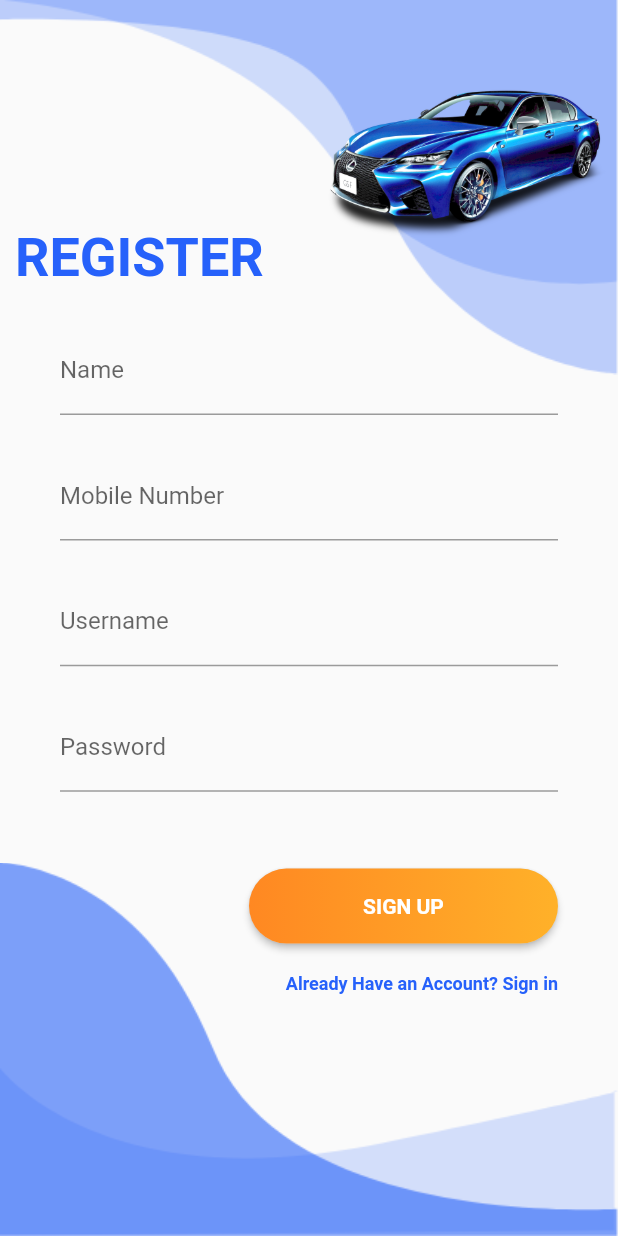
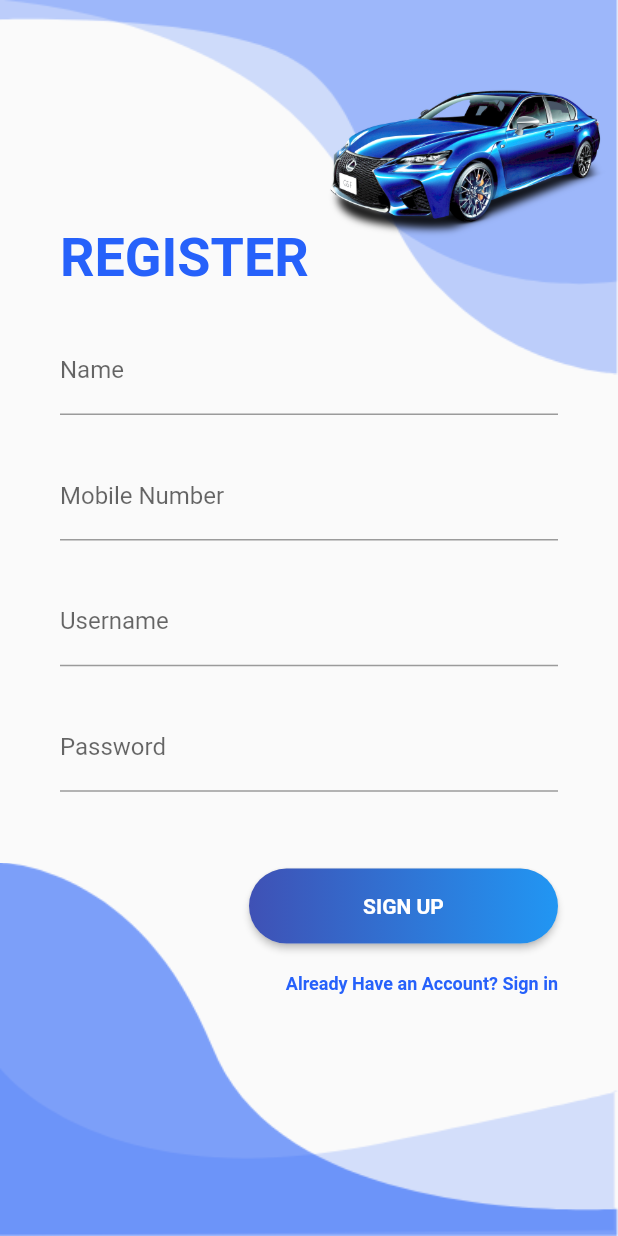
Before and after one commit to javedmughal-058/vehicle_management_app_in_flutter, a Flutter app: the RegisterScreen screen opened directly, on a phone screen of 412 x 824 dp. Run offline on Flutter 3.47's test engine with Material 2 defaults, Android fonts, the phone set to English and light mode, and no system bars; our stand-ins replace animated_text_kit, carousel_slider, flutter_rating_bar, google_fonts, google_maps_flutter, location; missing offline and left inert: flutter_phone_direct_caller.

Commit message:
Update register.dart

```diff
--- a/lib/Admin/Screens/register/register.dart
+++ b/lib/Admin/Screens/register/register.dart
@@ -13,8 +13,8 @@ class RegisterScreen extends StatelessWidget {
           mainAxisAlignment: MainAxisAlignment.center,
           children: <Widget>[
             Container(
-               alignment: Alignment.centerLeft,
-              padding: EdgeInsets.symmetric(horizontal: 10),
+              alignment: Alignment.centerLeft,
+              padding: EdgeInsets.symmetric(horizontal: 40),
               child: Text(
                 "REGISTER",
                 style: TextStyle(
@@ -25,7 +25,9 @@ class RegisterScreen extends StatelessWidget {
                 textAlign: TextAlign.left,
               ),
             ),
+
             SizedBox(height: size.height * 0.03),
+
             Container(
               alignment: Alignment.center,
               margin: EdgeInsets.symmetric(horizontal: 40),
@@ -35,7 +37,9 @@ class RegisterScreen extends StatelessWidget {
                 ),
               ),
             ),
+
             SizedBox(height: size.height * 0.03),
+
             Container(
               alignment: Alignment.center,
               margin: EdgeInsets.symmetric(horizontal: 40),
@@ -45,7 +49,9 @@ class RegisterScreen extends StatelessWidget {
                 ),
               ),
             ),
+
             SizedBox(height: size.height * 0.03),
+
             Container(
               alignment: Alignment.center,
               margin: EdgeInsets.symmetric(horizontal: 40),
@@ -55,7 +61,9 @@ class RegisterScreen extends StatelessWidget {
                 ),
               ),
             ),
+
             SizedBox(height: size.height * 0.03),
+
             Container(
               alignment: Alignment.center,
               margin: EdgeInsets.symmetric(horizontal: 40),
@@ -66,7 +74,9 @@ class RegisterScreen extends StatelessWidget {
                 obscureText: true,
               ),
             ),
+
             SizedBox(height: size.height * 0.05),
+
             Container(
               alignment: Alignment.centerRight,
               margin: EdgeInsets.symmetric(horizontal: 40, vertical: 10),
@@ -83,8 +93,8 @@ class RegisterScreen extends StatelessWidget {
                     borderRadius: BorderRadius.circular(80.0),
                     gradient: new LinearGradient(
                       colors: [
-                        Color.fromARGB(255, 255, 136, 34),
-                        Color.fromARGB(255, 255, 177, 41)
+                        Colors.indigo,
+                        Colors.blue,
                       ]
                     )
                   ),
@@ -99,6 +109,7 @@ class RegisterScreen extends StatelessWidget {
                 ),
               ),
             ),
+
             Container(
               alignment: Alignment.centerRight,
               margin: EdgeInsets.symmetric(horizontal: 40, vertical: 10),
```
